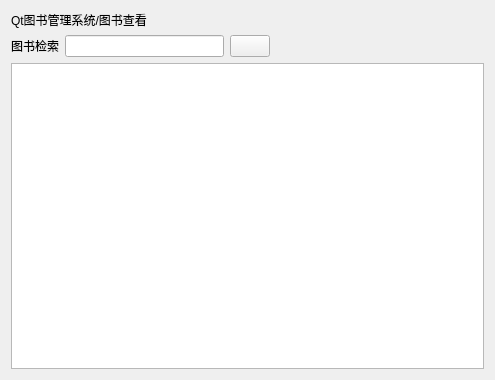
ZF-Xie/book-manager, file bookmgr/cell/cell_booklist.ui: the form before one commit.
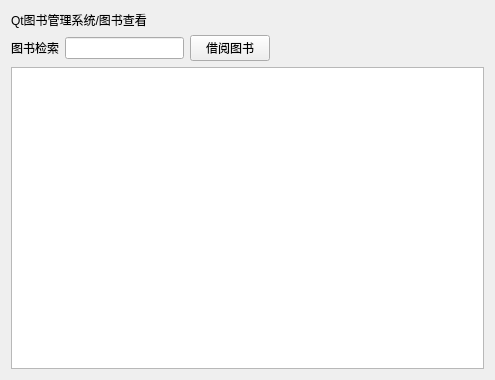
The form after the commit.

The edit to the form file:
```diff
--- a/bookmgr/cell/cell_booklist.ui
+++ b/bookmgr/cell/cell_booklist.ui
@@ -20,7 +20,7 @@
    <item row="1" column="2">
     <widget class="QPushButton" name="pushButton_2">
      <property name="text">
-      <string/>
+      <string>借阅图书</string>
      </property>
     </widget>
    </item>
```
